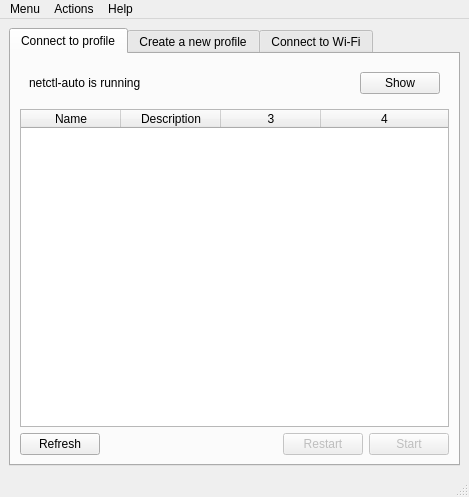
This is sources/gui/src/mainwindow.ui in arcan1s/netctl-gui as Qt 5 draws it before an edit. The edited form follows.
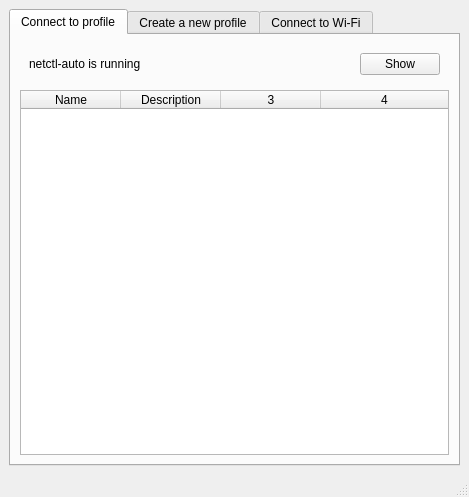
This is the edited form. Icons and pictures are not drawn.

Commit message: change menu to toolboxes

The edit to the form file:
```diff
--- a/sources/gui/src/mainwindow.ui
+++ b/sources/gui/src/mainwindow.ui
@@ -101,77 +101,6 @@
           <column/>
          </widget>
         </item>
-        <item>
-         <layout class="QHBoxLayout" name="layout_mainButtons">
-          <item>
-           <widget class="QPushButton" name="pushButton_mainRefresh">
-            <property name="text">
-             <string>Refresh</string>
-            </property>
-            <property name="icon">
-             <iconset theme="stock-refresh">
-              <normaloff/>
-             </iconset>
-            </property>
-            <property name="shortcut">
-             <string>Ctrl+R</string>
-            </property>
-            <property name="autoDefault">
-             <bool>true</bool>
-            </property>
-           </widget>
-          </item>
-          <item>
-           <spacer name="spacer_mainButtons">
-            <property name="orientation">
-             <enum>Qt::Horizontal</enum>
-            </property>
-            <property name="sizeHint" stdset="0">
-             <size>
-              <width>40</width>
-              <height>20</height>
-             </size>
-            </property>
-           </spacer>
-          </item>
-          <item>
-           <widget class="QPushButton" name="pushButton_mainRestart">
-            <property name="enabled">
-             <bool>false</bool>
-            </property>
-            <property name="text">
-             <string>Restart</string>
-            </property>
-            <property name="icon">
-             <iconset theme="stock-refresh">
-              <normaloff/>
-             </iconset>
-            </property>
-            <property name="autoDefault">
-             <bool>true</bool>
-            </property>
-           </widget>
-          </item>
-          <item>
-           <widget class="QPushButton" name="pushButton_mainStart">
-            <property name="enabled">
-             <bool>false</bool>
-            </property>
-            <property name="text">
-             <string>Start</string>
-            </property>
-            <property name="icon">
-             <iconset theme="system-run">
-              <normaloff/>
-             </iconset>
-            </property>
-            <property name="autoDefault">
-             <bool>true</bool>
-            </property>
-           </widget>
-          </item>
-         </layout>
-        </item>
        </layout>
       </widget>
       <widget class="QWidget" name="tab_new">
@@ -425,49 +354,6 @@
      <height>22</height>
     </rect>
    </property>
-   <widget class="QMenu" name="menuMenu">
-    <property name="title">
-     <string>Menu</string>
-    </property>
-    <addaction name="actionNetctlAuto"/>
-    <addaction name="actionSettings"/>
-    <addaction name="actionQuit"/>
-   </widget>
-   <widget class="QMenu" name="menuActions">
-    <property name="title">
-     <string>Actions</string>
-    </property>
-    <addaction name="actionMainRefresh"/>
-    <addaction name="actionWifiRefresh"/>
-    <addaction name="actionProfileClear"/>
-    <addaction name="separator"/>
-    <addaction name="actionMainStart"/>
-    <addaction name="actionMainSwitch"/>
-    <addaction name="actionMainRestart"/>
-    <addaction name="actionMainEnable"/>
-    <addaction name="actionMainStopAll"/>
-    <addaction name="actionProfileLoad"/>
-    <addaction name="actionProfileSave"/>
-    <addaction name="actionWifiStart"/>
-    <addaction name="separator"/>
-    <addaction name="actionMainEdit"/>
-    <addaction name="actionMainRemove"/>
-    <addaction name="actionProfileRemove"/>
-   </widget>
-   <widget class="QMenu" name="menuHelp">
-    <property name="title">
-     <string>Help</string>
-    </property>
-    <addaction name="actionSecurity"/>
-    <addaction name="actionApi"/>
-    <addaction name="actionLibrary"/>
-    <addaction name="separator"/>
-    <addaction name="actionReport"/>
-    <addaction name="actionAbout"/>
-   </widget>
-   <addaction name="menuMenu"/>
-   <addaction name="menuActions"/>
-   <addaction name="menuHelp"/>
   </widget>
   <widget class="QStatusBar" name="statusBar"/>
   <action name="actionSettings">
```
Left out of the diff: 310 changed lines with no effect on the pictures. The commit also changes 11 other files.
